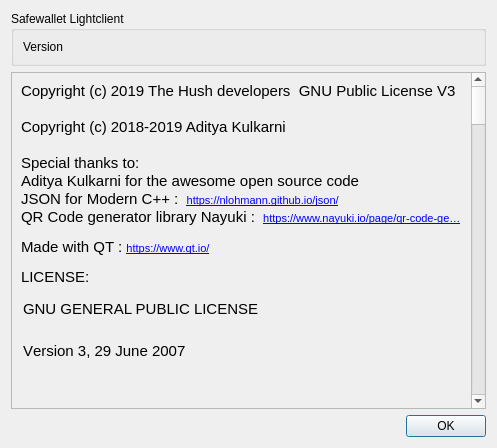
Before: the Qt Designer form src/about.ui in OleksandrBlack/safewallet-lite, drawn with Qt 5.
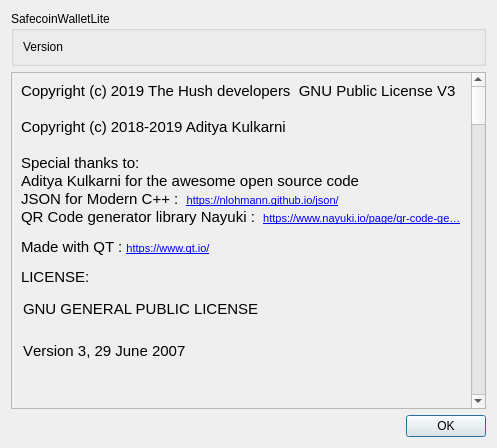
After: the same form once the commit is applied.

The edit to the form file:
```diff
--- a/src/about.ui
+++ b/src/about.ui
@@ -17,7 +17,7 @@
    <item>
     <widget class="QGroupBox" name="groupBox">
      <property name="title">
-      <string notr="true">Safewallet Lightclient</string>
+      <string notr="true">SafecoinWalletLite</string>
      </property>
      <layout class="QVBoxLayout" name="verticalLayout_2">
       <item>
```
